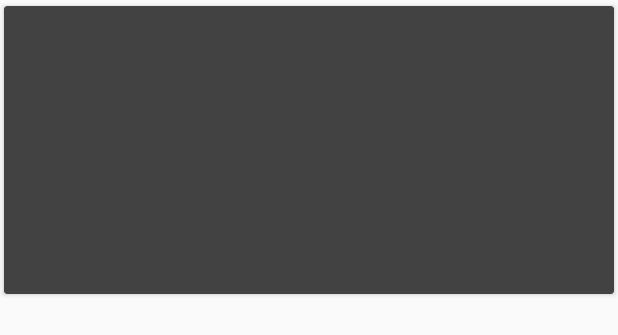
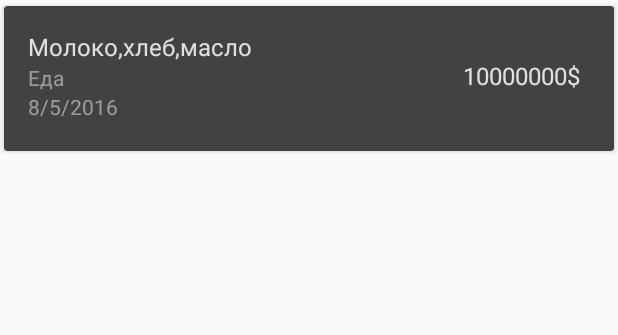
Before and after one commit to sergevalevich/MoneyTracker, an Android app: the layout expense_list_item.xml on its own in the app's theme, with its tools: preview values and no code run, on a phone screen of 412 x 824 dp. Shown: the top 335 px of the screen. Run offline under Robolectric (Android 15) with nearby library versions, the phone set to English and light mode, and no system bars.

Commit message:
customized cards

```diff
--- a/app/src/main/java/com/valevich/moneytracker/adapters/ExpenseAdapter.java
+++ b/app/src/main/java/com/valevich/moneytracker/adapters/ExpenseAdapter.java
@@ -10,7 +10,10 @@ import com.valevich.moneytracker.R;
 import com.valevich.moneytracker.database.data.ExpenseEntry;
 import com.valevich.moneytracker.model.Expense;
 
+import org.w3c.dom.Text;
+
 import java.util.List;
+import java.util.Locale;
 
 import butterknife.Bind;
 import butterknife.ButterKnife;
@@ -52,6 +55,10 @@ public class ExpenseAdapter extends RecyclerView.Adapter<ExpenseAdapter.ExpenseV
         TextView price;
         @Bind(R.id.description)
         TextView description;
+        @Bind(R.id.date)
+        TextView date;
+        @Bind(R.id.category)
+        TextView category;
 
         public ExpenseViewHolder(View itemView) {
             super(itemView);
@@ -59,8 +66,10 @@ public class ExpenseAdapter extends RecyclerView.Adapter<ExpenseAdapter.ExpenseV
         }
 
         public void bindExpense(ExpenseEntry expense) {
-            price.setText(expense.getPrice());
+            price.setText(String.format(Locale.getDefault(),"%s%s",expense.getPrice(),"$"));
             description.setText(expense.getDescription());
+            date.setText(expense.getDate());
+            category.setText(expense.getCategory().getName());
         }
     }
 }
--- a/app/src/main/java/com/valevich/moneytracker/database/data/ExpenseEntry.java
+++ b/app/src/main/java/com/valevich/moneytracker/database/data/ExpenseEntry.java
@@ -51,6 +51,9 @@ public class ExpenseEntry extends BaseModel {
         return date;
     }
 
+    public CategoryEntry getCategory() {
+        return category.load();
+    }
 
     public void setPrice(String price) {
         this.price = price;
--- a/app/src/main/java/com/valevich/moneytracker/ui/activities/MainActivity.java
+++ b/app/src/main/java/com/valevich/moneytracker/ui/activities/MainActivity.java
@@ -13,6 +13,7 @@ import android.support.v7.app.ActionBarDrawerToggle;
 import android.support.v7.app.AppCompatActivity;
 import android.os.Bundle;
 import android.support.v7.widget.Toolbar;
+import android.util.Log;
 import android.view.MenuItem;
 
 import com.raizlabs.android.dbflow.config.DatabaseDefinition;
--- a/app/src/main/java/com/valevich/moneytracker/ui/activities/NewExpenseActivity.java
+++ b/app/src/main/java/com/valevich/moneytracker/ui/activities/NewExpenseActivity.java
@@ -148,7 +148,7 @@ public class NewExpenseActivity extends AppCompatActivity implements LoaderManag
 
     private void setupDatePicker() {
         SimpleDateFormat sdf = new SimpleDateFormat("d/M/yyyy",Locale.getDefault());
-        mDatePicker.setHint(sdf.format(new Date()));
+        mDatePicker.setText(sdf.format(new Date()));
     }
 
     @Click(R.id.date_picker)
--- a/app/src/main/java/com/valevich/moneytracker/ui/fragments/CategoriesFragment.java
+++ b/app/src/main/java/com/valevich/moneytracker/ui/fragments/CategoriesFragment.java
@@ -12,6 +12,7 @@ import android.support.v4.content.AsyncTaskLoader;
 import android.support.v4.content.Loader;
 import android.support.v7.widget.LinearLayoutManager;
 import android.support.v7.widget.RecyclerView;
+import android.util.Log;
 import android.view.LayoutInflater;
 import android.view.View;
 import android.view.ViewGroup;
@@ -24,6 +25,7 @@ import com.valevich.moneytracker.R;
 import com.valevich.moneytracker.adapters.CategoriesAdapter;
 import com.valevich.moneytracker.database.MoneyTrackerDatabase;
 import com.valevich.moneytracker.database.data.CategoryEntry;
+import com.valevich.moneytracker.database.data.ExpenseEntry;
 import com.valevich.moneytracker.model.Category;
 
 import org.androidannotations.annotations.AfterViews;
--- a/app/src/main/res/layout/activity_new_expense.xml
+++ b/app/src/main/res/layout/activity_new_expense.xml
@@ -45,7 +45,7 @@
                 android:layout_height="wrap_content"
                 android:layout_marginBottom="@dimen/input_text_bottom_padding"
                 android:inputType="number|numberDecimal"
-                android:maxLength="25"
+                android:maxLength="8"
                 android:textSize="@dimen/input_field_text_size"
                 android:textColor="@color/colorPrimaryLight"
                 android:hint="@string/new_expense_amount_hint"/>
@@ -64,8 +64,8 @@
                 android:layout_width="match_parent"
                 android:layout_height="wrap_content"
                 android:layout_marginBottom="@dimen/input_text_bottom_padding"
-                android:maxLines="3"
-                android:maxLength="80"
+                android:maxLines="2"
+                android:maxLength="25"
                 android:textSize="@dimen/input_field_text_size"
                 android:textColor="@color/colorPrimaryLight"
                 android:hint="@string/new_expense_description_hint"/>
--- a/app/src/main/res/layout/expense_list_item.xml
+++ b/app/src/main/res/layout/expense_list_item.xml
@@ -2,37 +2,75 @@
 <android.support.v7.widget.CardView
     xmlns:android="http://schemas.android.com/apk/res/android"
     xmlns:app="http://schemas.android.com/apk/res-auto"
+    xmlns:tools="http://schemas.android.com/tools"
     android:layout_width="match_parent"
-    android:layout_height="@dimen/default_card_height"
-    app:cardUseCompatPadding="true"
+    android:layout_height="wrap_content"
+    android:minHeight="@dimen/card_minHeight"
+    app:cardBackgroundColor="@color/colorCards"
     app:cardCornerRadius="@dimen/expense_card_corner_radius"
     app:cardElevation="@dimen/card_elevation"
-    app:cardBackgroundColor="@color/colorCards">
+    app:cardUseCompatPadding="true">
 
     <LinearLayout
         android:orientation="horizontal"
         android:layout_width="match_parent"
         android:layout_height="wrap_content"
-        android:padding="@dimen/default_card_supporting_text_padding">
+        android:paddingBottom="@dimen/default_card_supporting_text_bottom_padding"
+        android:paddingEnd="@dimen/default_card_supporting_text_padding"
+        android:paddingStart="@dimen/default_card_supporting_text_padding"
+        android:paddingTop="@dimen/default_card_supporting_text_padding">
+
+        <LinearLayout
+            android:layout_weight="6"
+            android:layout_width="0dp"
+            android:layout_height="match_parent"
+            android:orientation="vertical">
+
             <TextView
                 android:id="@+id/description"
                 android:layout_width="match_parent"
                 android:layout_height="wrap_content"
-            android:layout_weight="1"
-            android:textSize="@dimen/supporting_text_size"
-            android:padding="@dimen/default_textview_padding"
+                android:gravity="start"
                 android:textColor="@color/colorPrimaryLight"
-            android:gravity="center"/>
+                android:textSize="@dimen/primary_text_size"
+                android:maxLines="1"
+                android:maxLength="25"
+                tools:text="Молоко,хлеб,масло"/>
 
             <TextView
-            android:id="@+id/price"
+                android:id="@+id/category"
                 android:layout_width="match_parent"
                 android:layout_height="wrap_content"
+                android:gravity="start"
+                android:textColor="@color/color_secondary_text"
+                android:textSize="@dimen/secondary_text_size"
+                tools:text="Еда"/>
+
+            <TextView
+                android:id="@+id/date"
+                android:layout_width="match_parent"
+                android:layout_height="wrap_content"
+                android:gravity="start"
+                android:textColor="@color/color_secondary_text"
+                android:textSize="@dimen/secondary_text_size"
+                tools:text="8/5/2016"/>
+
+
+        </LinearLayout>
+
+        <TextView
             android:layout_weight="1"
-            android:textSize="@dimen/supporting_text_size"
-            android:padding="@dimen/default_textview_padding"
+            android:id="@+id/price"
+            android:maxLines="1"
+            android:maxLength="9"
+            android:paddingStart="@dimen/list_item_price_text_start_padding"
+            android:paddingLeft="@dimen/list_item_price_text_start_padding"
+            android:layout_width="@dimen/list_item_price_text_width"
+            android:layout_height="match_parent"
+            android:gravity="center"
             android:textColor="@color/colorPrimaryLight"
-            android:gravity="center"/>
+            android:textSize="@dimen/primary_text_size"
+            tools:text="10000000$"/>
 
     </LinearLayout>
 
--- a/app/src/main/res/values/colors.xml
+++ b/app/src/main/res/values/colors.xml
@@ -8,4 +8,5 @@
     <color name="colorBackground">#303030</color>
     <color name="colorCards">#424242</color>
     <color name="color_drawer_bg">#616161</color>
+    <color name="color_secondary_text">#9E9E9E</color>
 </resources>
--- a/app/src/main/res/values/dimens.xml
+++ b/app/src/main/res/values/dimens.xml
@@ -18,15 +18,21 @@
 
     <!-- Default card's margins styling per the Android Design guidelines. -->
     <dimen name="expense_card_corner_radius">2dp</dimen>
-    <dimen name="supporting_text_size">14sp</dimen>
+    <dimen name="primary_text_size">16sp</dimen>
+    <dimen name="secondary_text_size">14sp</dimen>
     <dimen name="card_elevation">2dp</dimen>
     <dimen name="default_card_supporting_text_padding">16dp</dimen>
+    <dimen name="default_card_supporting_text_bottom_padding">20dp</dimen>
+    <dimen name="card_minHeight">88dp</dimen>
+
+    <dimen name="list_item_price_text_start_padding">48dp</dimen>
+    <dimen name="list_item_price_text_width">100dp</dimen>
 
     <!--list item margins per the Android Design guidelines. -->
     <dimen name="list_item_min_height">48dp</dimen>
     <dimen name="list_item_text_size">16sp</dimen>
     <dimen name="list_item_side_padding">16dp</dimen>
-    <dimen name="recyclerView_top_padding">24dp</dimen>
+    <dimen name="recyclerView_top_padding">16dp</dimen>
 
     <!-- fab's dimens -->
     <dimen name="fab_margin_right">16dp</dimen>
```
Lines whose indentation alone changed are shown as unchanged.
